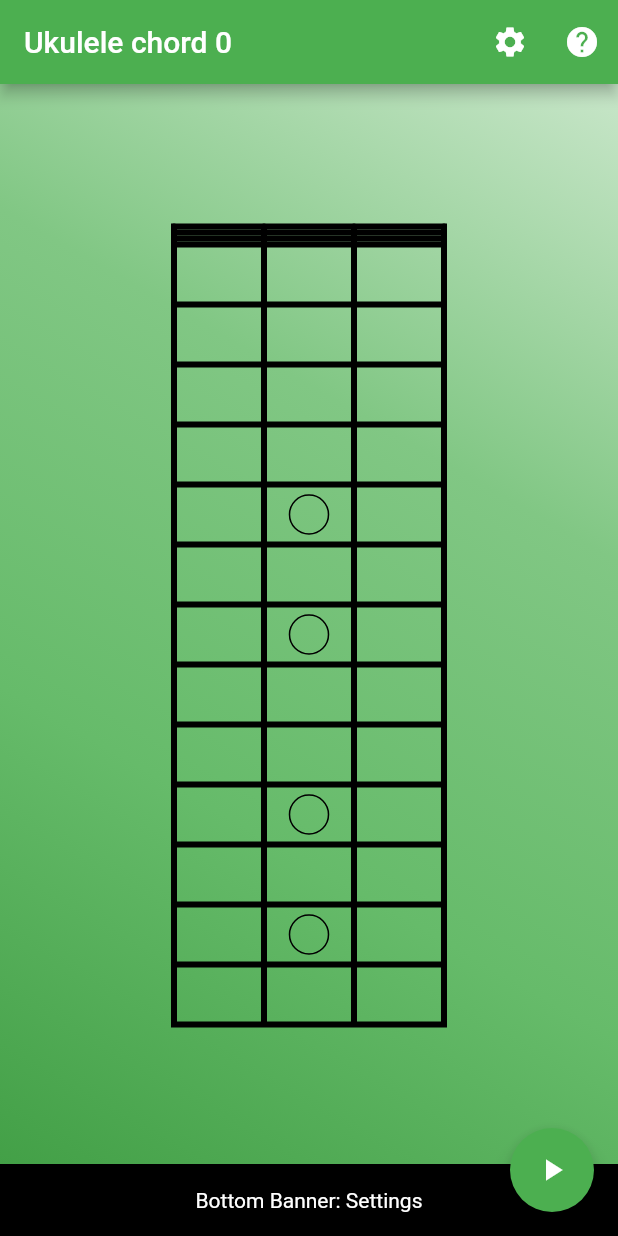
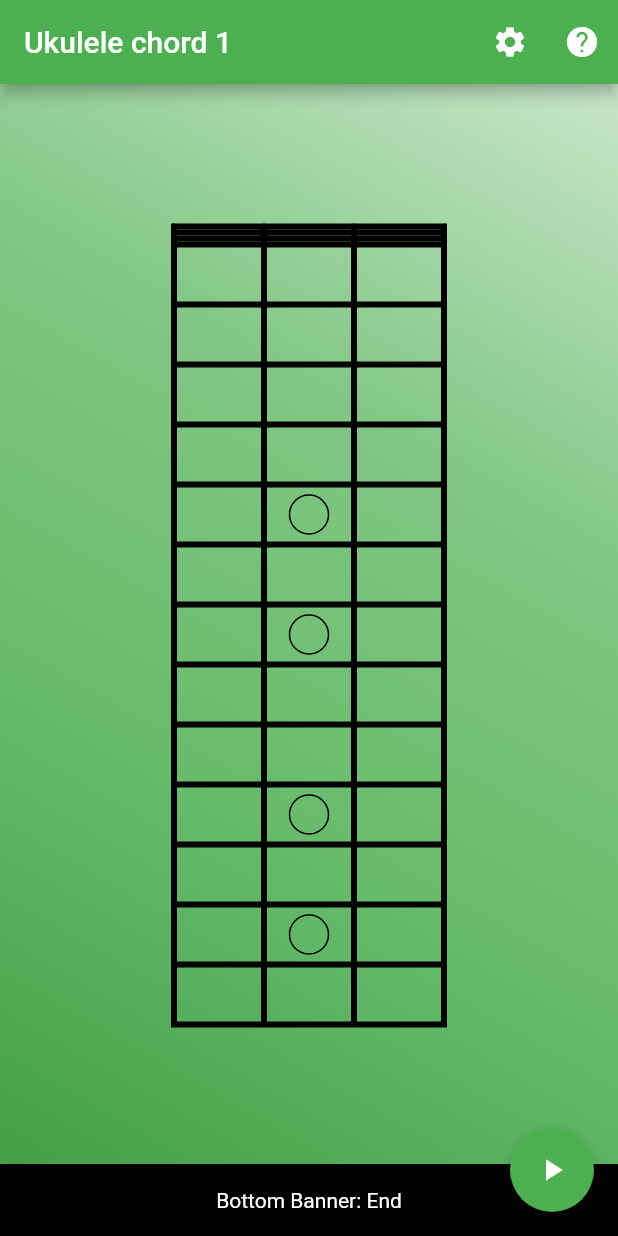
Before and after one commit to stephaneworkspace/ukulele2tracker, a Flutter app: the screen it shows after launch, after a tap on the "play arrow" icon, after a tap on the "settings" icon, on a phone screen of 412 x 824 dp. Run offline on Flutter 3.47's test engine with Material 2 defaults, Android fonts, the phone set to English and light mode, and no system bars; missing offline and left inert: flutter_midi, positioned_tap_detector, vibrate.

Commit message:
installation of timer for play synth in future

```diff
--- a/lib/main.dart
+++ b/lib/main.dart
@@ -1,3 +1,5 @@
+import 'dart:async';
+
 import 'package:flutter/material.dart';
 import 'package:positioned_tap_detector/positioned_tap_detector.dart';
 import 'package:flutter_midi/flutter_midi.dart';
@@ -51,18 +53,23 @@ class _MyHomePageState extends State<MyHomePage> {
   int _counter = 0;
 
   void _incrementCounter() {
+    // This call to setState tells the Flutter framework that something has
+    // changed in this State, which causes it to rerun the build method below
+    // so that the display can reflect the updated values. If we changed
+    // _counter without calling setState(), then the build method would not be
+    // called again, and so nothing would appear to happen.
     setState(() {
-      // This call to setState tells the Flutter framework that something has
-      // changed in this State, which causes it to rerun the build method below
-      // so that the display can reflect the updated values. If we changed
-      // _counter without calling setState(), then the build method would not be
-      // called again, and so nothing would appear to happen.
       _counter++;
+      _position = 'Begin';
+      Timer(Duration(seconds: 2), () {
+        setState(() {
+          _position = 'End';
+        });
+      });
     });
   }
 
   String _position = '';
-
   void _handleTap(String gesture, TapPosition position) {
     setState(() {
       _position = '$_swPrint -> $gesture: Global: ${position.global}, Relative ${position.relative}';
@@ -92,7 +99,7 @@ class _MyHomePageState extends State<MyHomePage> {
   }
 
   int midi;
-
+  /*
   // Pour le moment je n'ouvre pas une nouvelle vue
   void _toDetectDown(tapDownDetail) {
     setState(() {
@@ -104,7 +111,7 @@ class _MyHomePageState extends State<MyHomePage> {
     setState(() {
       _position = 'Cancel';
     });
-  }
+  }*/
 
   @override
   Widget build(BuildContext context) {
@@ -209,8 +216,9 @@ class _MyHomePageState extends State<MyHomePage> {
       ),
       floatingActionButton: FloatingActionButton(
         onPressed: _incrementCounter,
-        tooltip: 'Increment',
-        //child: Ink.image(
+        tooltip: 'Play',
+        child: Icon(Icons.play_arrow),
+        /*child: Ink.image(
         //  image: AssetImage('assets/test.png'),
         //  fit: BoxFit.cover,
         //  width: 50.0,
@@ -221,8 +229,7 @@ class _MyHomePageState extends State<MyHomePage> {
             onTapCancel: _toDetectCancel,
             child: new Icon(Icons.play_arrow),
           )
-        //)
-        // child: Icon(Icons.play_arrow),
+        //)*/
       ),
     );
   }
```
Also changed, not shown: 3 other files.
